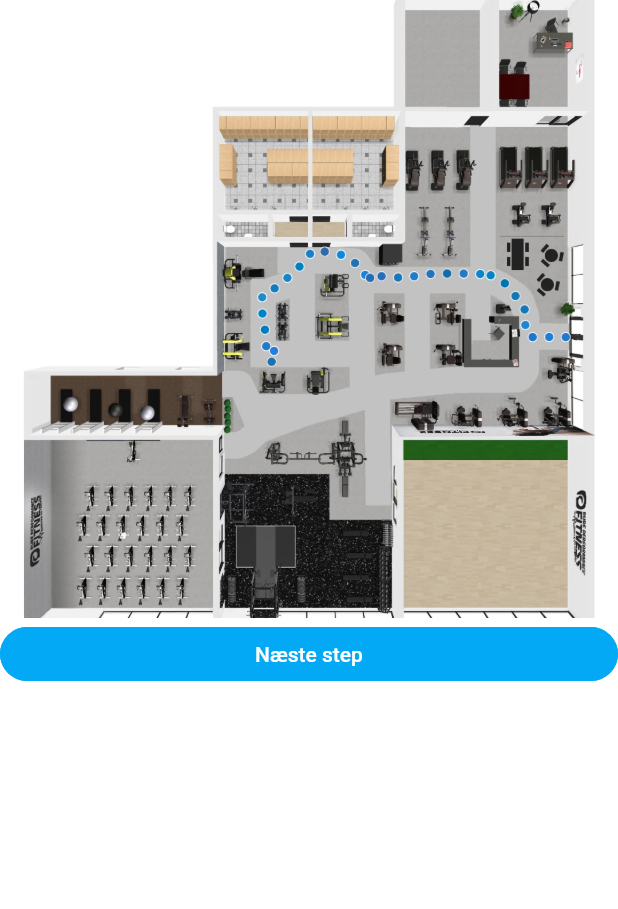
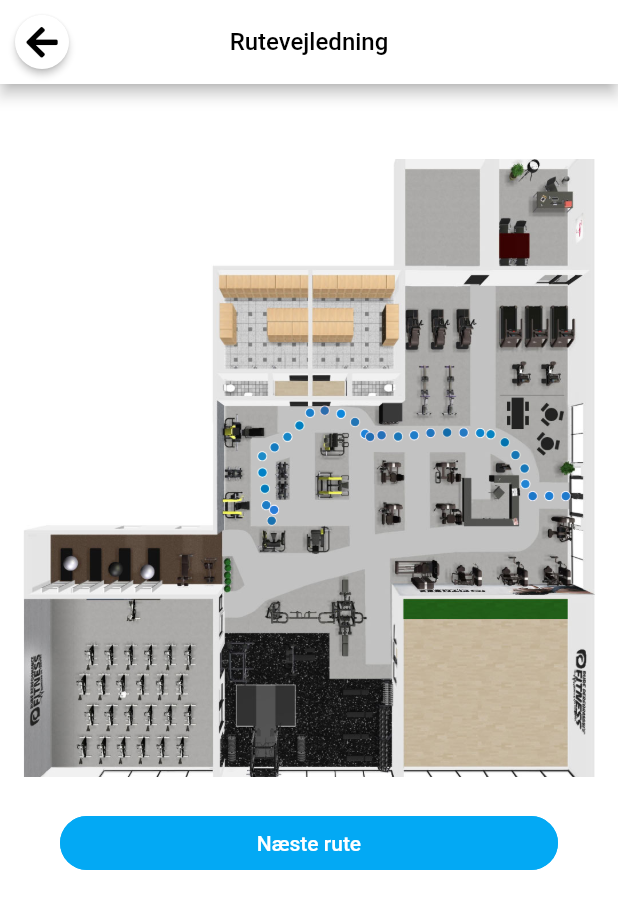
Before and after one commit to MichaelWestergaard/iBeacon_InnTech, a Flutter app: the Navigation screen opened by its route, on a phone screen of 412 x 824 dp. Shown: the top 909 px of the screen. Run offline on Flutter 3.47's test engine with Material 2 defaults, Android fonts, the phone set to English and light mode, and no system bars; our stand-ins replace carousel_slider, font_awesome_flutter.

Commit message:
map done

```diff
--- a/lib/Navigation.dart
+++ b/lib/Navigation.dart
@@ -1,4 +1,5 @@
 import 'package:flutter/material.dart';
+import 'package:font_awesome_flutter/font_awesome_flutter.dart';
 
 class Navigation extends StatefulWidget {
   @override
@@ -23,7 +24,40 @@ class _Navigation extends State<Navigation> {
       }
     }
 
-    return Column(
+    return Scaffold(
+      backgroundColor: Colors.white,
+      appBar: AppBar(
+        backgroundColor: Colors.white,
+        leading: InkWell(
+          onTap: () => Navigator.pop(context),
+          child: Card(
+              margin: EdgeInsets.all(10),
+              shape: CircleBorder(),
+              elevation: 2,
+              child: Padding(
+                padding: const EdgeInsets.all(6),
+                child: ClipRRect(
+                  borderRadius: BorderRadius.circular(20),
+                  child: Icon(
+                    FontAwesomeIcons.arrowLeft,
+                    color: Colors.black,
+                  ),
+                ),
+              )
+          ),
+        ),
+        centerTitle: true,
+        title: Text(
+          "Rutevejledning",
+          style: TextStyle(
+              color: Colors.black,
+              fontSize: 16
+          ),
+        ),
+      ),
+      body: Padding(
+        padding: const EdgeInsets.fromLTRB(0, 50, 0, 20),
+        child: Column(
           children: <Widget>[
             Container(
               child: Stack(
@@ -40,7 +74,9 @@ class _Navigation extends State<Navigation> {
                 ],
               ),
             ),
-        Container(
+            Padding(
+              padding: const EdgeInsets.fromLTRB(40, 20, 40, 20),
+              child: Container(
                 child: Stack(
                   children: <Widget>[
                     Container(
@@ -49,7 +85,7 @@ class _Navigation extends State<Navigation> {
                       child: FlatButton(
                         child: Stack(
                           children: <Widget>[
-                      Text('Næste step'),
+                            Text('Næste rute'),
                           ],
                         ),
                         shape: RoundedRectangleBorder(
@@ -66,8 +102,11 @@ class _Navigation extends State<Navigation> {
                     ),
                   ],
                 ),
+              ),
             )
           ],
+        ),
+      ),
     );
   }
 
```
Lines whose indentation alone changed are shown as unchanged.
